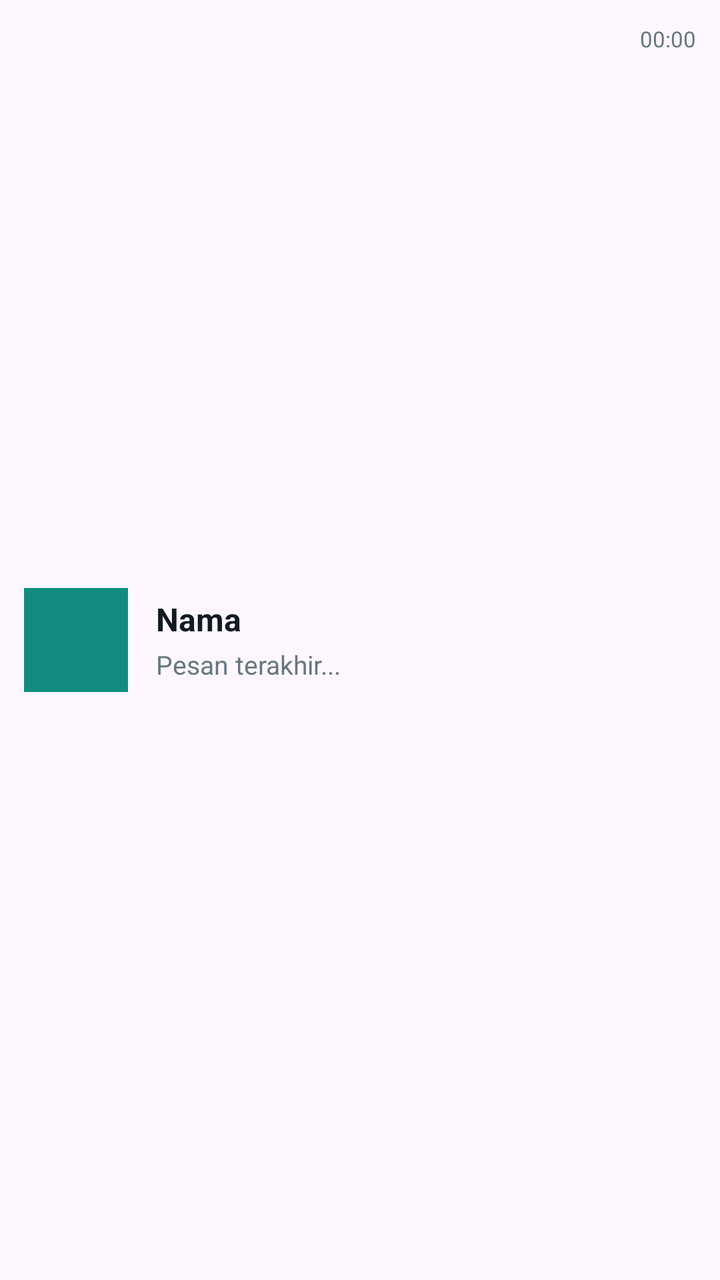
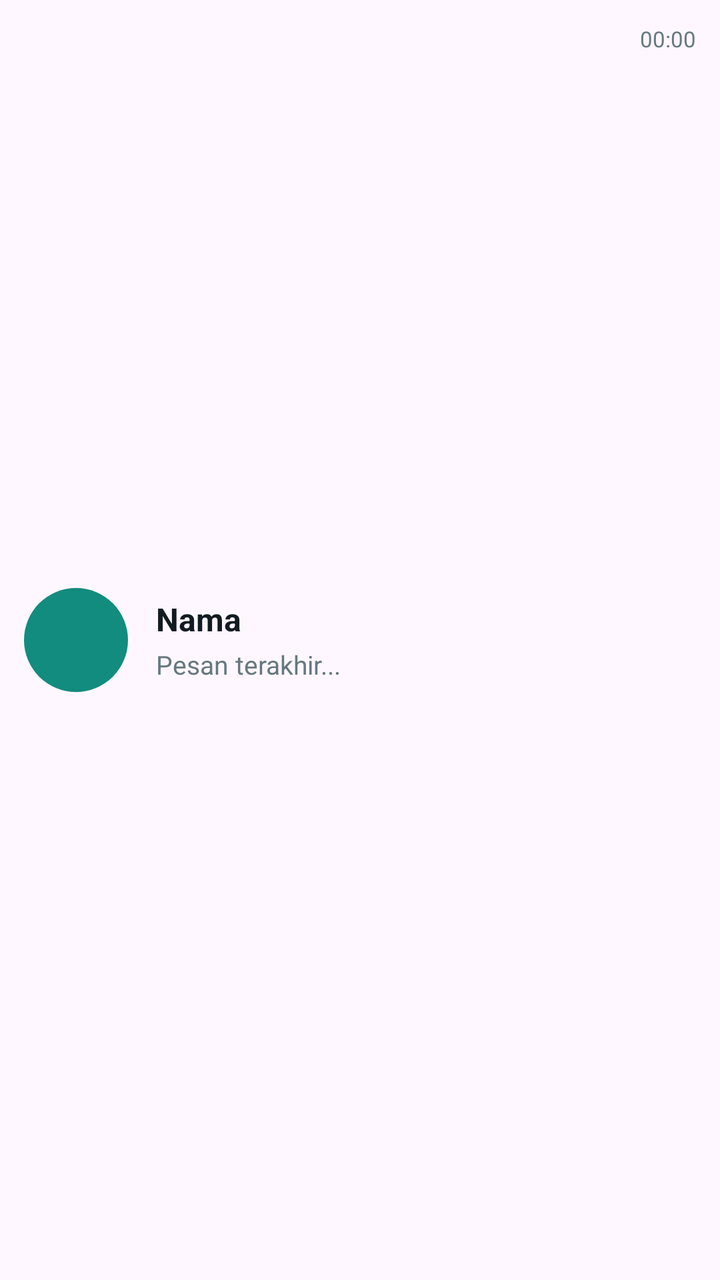

Two renders of the same Android screen: before a commit and after it. Below are the layout's source before the change and the commit's diff.
<!-- AndroidManifest.xml: application theme Theme.Material3.DayNight.NoActionBar -->
<!-- res/layout/item_chat.xml -->
<?xml version="1.0" encoding="utf-8"?>
<LinearLayout xmlns:android="http://schemas.android.com/apk/res/android"
    android:layout_width="match_parent"
    android:layout_height="wrap_content"
    android:orientation="horizontal"
    android:padding="12dp"
    android:background="?android:attr/selectableItemBackground"
    android:clickable="true"
    android:focusable="true"
    android:gravity="center_vertical">

    
    <ImageView
        android:id="@+id/chatAvatar"
        android:layout_width="52dp"
        android:layout_height="52dp"
        android:scaleType="centerCrop"
        android:background="#128C7E" />

    <LinearLayout
        android:layout_width="0dp"
        android:layout_height="wrap_content"
        android:layout_weight="1"
        android:orientation="vertical"
        android:paddingStart="14dp"
        android:paddingEnd="8dp">

        <TextView
            android:id="@+id/chatTitle"
            android:layout_width="match_parent"
            android:layout_height="wrap_content"
            android:text="Nama"
            android:textSize="16sp"
            android:textStyle="bold"
            android:textColor="@color/text_primary"
            android:maxLines="1"
            android:ellipsize="end" />

        <TextView
            android:id="@+id/chatPreview"
            android:layout_width="match_parent"
            android:layout_height="wrap_content"
            android:text="Pesan terakhir..."
            android:textSize="13sp"
            android:textColor="@color/text_secondary"
            android:paddingTop="3dp"
            android:maxLines="1"
            android:ellipsize="end" />
    </LinearLayout>

    <TextView
        android:id="@+id/chatTime"
        android:layout_width="wrap_content"
        android:layout_height="wrap_content"
        android:text="00:00"
        android:textSize="11sp"
        android:textColor="@color/text_secondary"
        android:layout_gravity="top" />
</LinearLayout>
<!-- resources referenced by this layout -->
<resources>
  <color name="text_primary">#111B21</color>
  <color name="text_secondary">#667781</color>
</resources>

<!-- the commit's change to res/layout/item_chat.xml (unified diff, before → after) -->
@@ -9,13 +9,20 @@
     android:focusable="true"
     android:gravity="center_vertical">
 
-    
-    <ImageView
-        android:id="@+id/chatAvatar"
+    <androidx.cardview.widget.CardView
         android:layout_width="52dp"
         android:layout_height="52dp"
-        android:scaleType="centerCrop"
-        android:background="#128C7E" />
+        app:cardCornerRadius="26dp"
+        app:cardElevation="0dp"
+        xmlns:app="http://schemas.android.com/apk/res-auto">
+
+        <ImageView
+            android:id="@+id/chatAvatar"
+            android:layout_width="match_parent"
+            android:layout_height="match_parent"
+            android:scaleType="centerCrop"
+            android:background="#128C7E" />
+    </androidx.cardview.widget.CardView>
 
     <LinearLayout
         android:layout_width="0dp"
